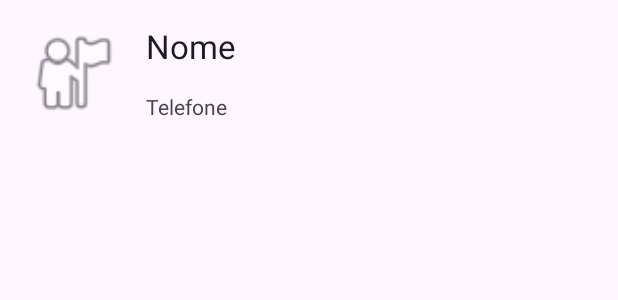
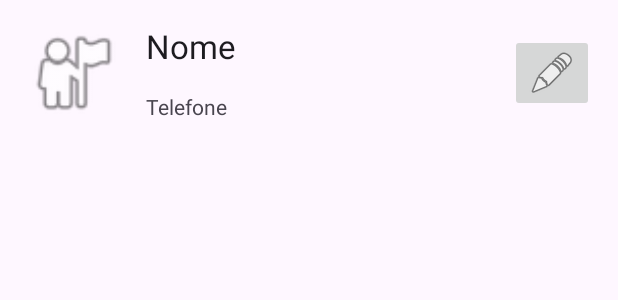
Before and after one commit to robisoncrisbrito/UsandoDB-pm45S-2025-1, an Android app: the layout elemento_lista.xml on its own in the app's theme, with its tools: preview values and no code run, on a phone screen of 412 x 824 dp. Shown: the top 300 px of the screen. Run offline under Robolectric (Android 15) with nearby library versions, the phone set to English and light mode, and no system bars.

Commit message:
Interface Gráfica pronta + completo + companion + model + database

```diff
--- a/app/src/main/AndroidManifest.xml
+++ b/app/src/main/AndroidManifest.xml
@@ -13,10 +13,11 @@
         android:theme="@style/Theme.UsandoDBpm45S20251"
         tools:targetApi="31">
         <activity
+            android:name=".MainActivity"
+            android:exported="false" />
+
+        <activity
             android:name=".ListarActivity"
-            android:exported="false" />
-        <activity
-            android:name=".MainActivity"
             android:exported="true">
             <intent-filter>
                 <action android:name="android.intent.action.MAIN" />
--- a/app/src/main/java/br/edu/utfpr/usandodb_pm45s_2025_1/adapter/MeuAdapter.kt
+++ b/app/src/main/java/br/edu/utfpr/usandodb_pm45s_2025_1/adapter/MeuAdapter.kt
@@ -42,6 +42,7 @@ class MeuAdapter( val contexto : Context , val lista : Cursor ) : BaseAdapter()
         //recuperar os componentes visuais
         val tvNome = v.findViewById<TextView>( R.id.tvNomeElementoLista )
         val tvTelefone = v.findViewById<TextView>( R.id.tvTelefoneElementoLista )
+        val btEditar = v.findViewById<TextView>( R.id.btEditarElementoLista )
 
         lista.moveToPosition( id )
 
--- a/app/src/main/res/layout/elemento_lista.xml
+++ b/app/src/main/res/layout/elemento_lista.xml
@@ -36,4 +36,14 @@
         app:layout_constraintStart_toEndOf="@+id/imageView"
         app:layout_constraintTop_toBottomOf="@+id/tvNomeElementoLista" />
 
+    <ImageButton
+        android:id="@+id/btEditarElementoLista"
+        android:layout_width="wrap_content"
+        android:layout_height="wrap_content"
+        android:layout_marginEnd="16dp"
+        app:layout_constraintBottom_toBottomOf="@+id/tvTelefoneElementoLista"
+        app:layout_constraintEnd_toEndOf="parent"
+        app:layout_constraintTop_toTopOf="@+id/tvNomeElementoLista"
+        app:srcCompat="@android:drawable/ic_menu_edit" />
+
 </androidx.constraintlayout.widget.ConstraintLayout>
```
